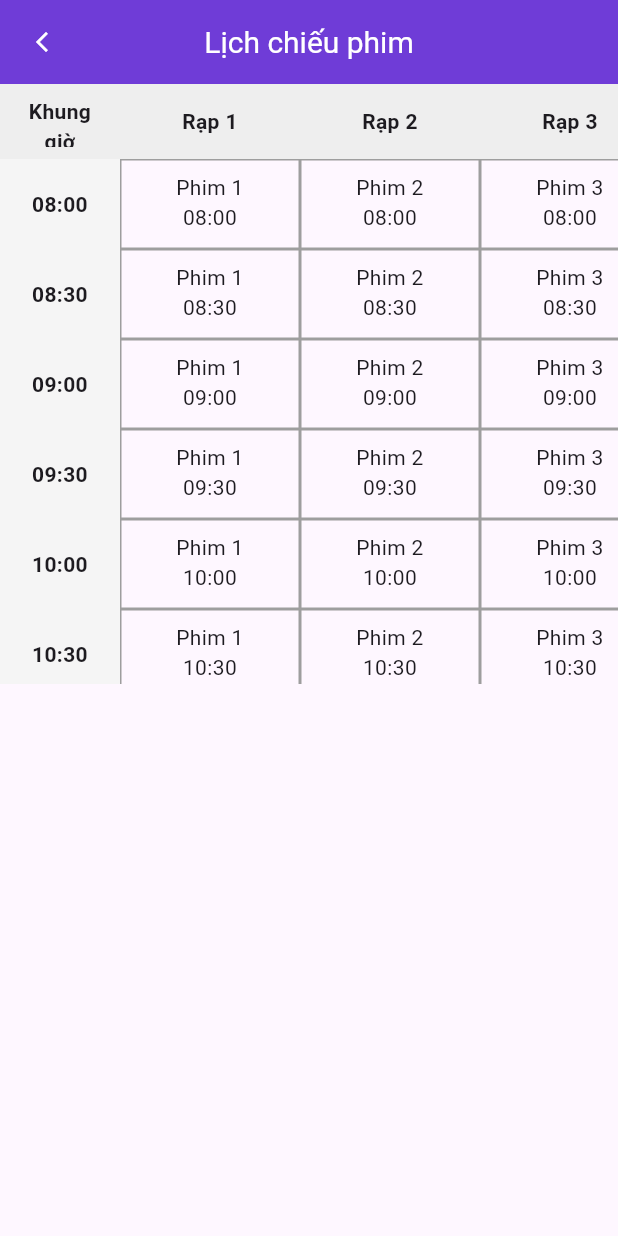
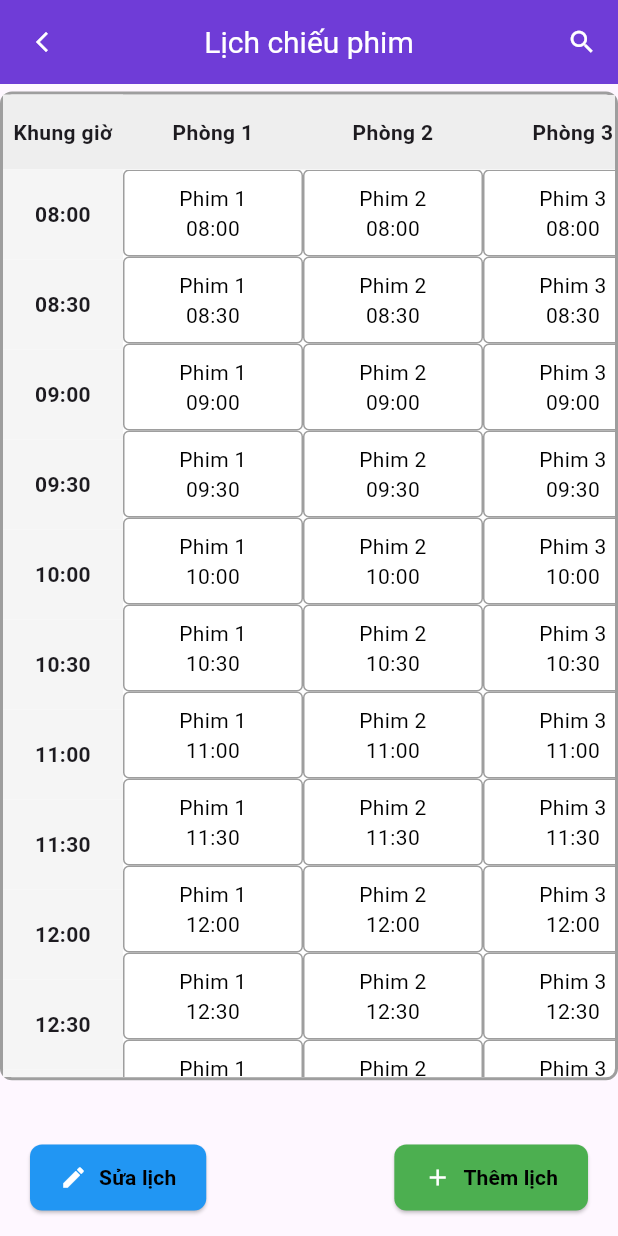
Before and after one commit to Minhduc1122003/APP_MOVIE_TICKET, a Flutter app: the ShowtimeManagerPage screen opened directly, on a phone screen of 412 x 824 dp. Run offline on Flutter 3.47's test engine with Material 3 defaults, Android fonts, the phone set to English and light mode, and no system bars; our stand-ins replace auto_size_text, bloc, curved_navigation_bar, diacritic, equatable, firebase_auth and 7 more; missing offline and left inert: network_info_plus, throttling; accounts and stored records are empty; network calls fail.

Commit message:
update file showtime-manager TA 6.42 11/10

```diff
--- a/lib/auth/api_service.dart
+++ b/lib/auth/api_service.dart
@@ -23,7 +23,7 @@ class ApiService {
 
     // wifi cf24/24
 
-    baseUrl = 'http://192.168.10.31:8081';
+    baseUrl = 'http://192.168.1.152:8081';
   }
 
   late Response response;
--- a/lib/pages/manager_page/showtime_manager_page/showtime_manager_page.dart
+++ b/lib/pages/manager_page/showtime_manager_page/showtime_manager_page.dart
@@ -9,29 +9,67 @@ class ShowtimeManagerPage extends StatefulWidget {
 
 class _ShowtimeManagerPageState extends State<ShowtimeManagerPage> {
   final List<String> cinemas = [
-    'Rạp 1',
-    'Rạp 2',
-    'Rạp 3',
-    'Rạp 4',
-    'Rạp 5',
-    'Rạp 6'
+    'Phòng 1',
+    'Phòng 2',
+    'Phòng 3',
+    'Phòng 4',
+    'Phòng 5',
+    'Phòng 6'
   ];
   final List<String> timeSlots = [];
   final List<List<String>> showtimes = [];
-  final ScrollController _verticalController = ScrollController();
-  final ScrollController _horizontalController = ScrollController();
+  final ScrollController _verticalController1 = ScrollController();
+  final ScrollController _verticalController2 = ScrollController();
+  final ScrollController _headerHorizontalController = ScrollController();
+  final ScrollController _showtimeHorizontalController = ScrollController();
+
+  bool isSearching = false;
+  TextEditingController _searchController = TextEditingController();
+  FocusNode _focusNode = FocusNode();
+  String _searchTerm = '';
 
   @override
   void initState() {
     super.initState();
     _initializeTimeSlots();
     _initializeShowtimes();
+
+    // Vertical scroll synchronization
+    _verticalController1.addListener(() {
+      if (_verticalController2.hasClients) {
+        _verticalController2.jumpTo(_verticalController1.offset);
+      }
+    });
+    _verticalController2.addListener(() {
+      if (_verticalController1.hasClients) {
+        _verticalController1.jumpTo(_verticalController2.offset);
+      }
+    });
+
+    // Horizontal scroll synchronization
+    _headerHorizontalController.addListener(() {
+      if (_showtimeHorizontalController.hasClients) {
+        _showtimeHorizontalController
+            .jumpTo(_headerHorizontalController.offset);
+      }
+    });
+
+    _showtimeHorizontalController.addListener(() {
+      if (_headerHorizontalController.hasClients) {
+        _headerHorizontalController
+            .jumpTo(_showtimeHorizontalController.offset);
+      }
+    });
   }
 
   @override
   void dispose() {
-    _verticalController.dispose();
-    _horizontalController.dispose();
+    _verticalController1.dispose();
+    _verticalController2.dispose();
+    _headerHorizontalController.dispose();
+    _showtimeHorizontalController.dispose();
+    _searchController.dispose();
+    _focusNode.dispose();
     super.dispose();
   }
 
@@ -55,6 +93,24 @@ class _ShowtimeManagerPageState extends State<ShowtimeManagerPage> {
     }
   }
 
+  void _onSearchChanged(String value) {
+    setState(() {
+      _searchTerm = value.toLowerCase(); // Store the search term in lower case
+    });
+  }
+
+  List<List<String>> _filteredShowtimes() {
+    if (_searchTerm.isEmpty) {
+      return showtimes;
+    } else {
+      return showtimes.map((row) {
+        return row.where((showtime) {
+          return showtime.toLowerCase().contains(_searchTerm);
+        }).toList();
+      }).toList();
+    }
+  }
+
   @override
   Widget build(BuildContext context) {
     return Scaffold(
@@ -70,20 +126,88 @@ class _ShowtimeManagerPageState extends State<ShowtimeManagerPage> {
             Navigator.of(context).pop();
           },
         ),
-        title: const Text(
+        title: AnimatedSwitcher(
+          duration: const Duration(milliseconds: 300),
+          transitionBuilder: (Widget child, Animation<double> animation) {
+            return FadeTransition(
+              opacity: animation,
+              child: SizeTransition(
+                sizeFactor: animation,
+                axis: Axis.horizontal,
+                child: child,
+              ),
+            );
+          },
+          child: isSearching || _searchController.text.isNotEmpty
+              ? TextField(
+                  controller: _searchController,
+                  focusNode: _focusNode,
+                  autofocus: true,
+                  onChanged: _onSearchChanged,
+                  decoration: InputDecoration(
+                    hintText: 'Tìm kiếm lịch chiếu...',
+                    hintStyle: TextStyle(color: Colors.grey),
+                    border: OutlineInputBorder(
+                      borderRadius: BorderRadius.circular(20.0),
+                    ),
+                    filled: true,
+                    fillColor: Colors.white,
+                  ),
+                  style: const TextStyle(color: Colors.black),
+                )
+              : const Text(
                   'Lịch chiếu phim',
                   style: TextStyle(color: Colors.white, fontSize: 20),
                 ),
+        ),
         centerTitle: true,
+        actions: [
+          IconButton(
+            icon: const Icon(Icons.search, color: Colors.white, size: 20),
+            onPressed: () {
+              setState(() {
+                if (isSearching || _searchController.text.isNotEmpty) {
+                  _searchController.clear();
+                  _searchTerm = ''; // Clear search term
+                  isSearching = false;
+                } else {
+                  isSearching = true;
+                }
+              });
+            },
           ),
-      body: SafeArea(
-        child: Container(
-          height: 400,
+        ],
+      ),
+      body: Stack(
+        children: [
+          SafeArea(
+            child: Padding(
+              padding: const EdgeInsets.fromLTRB(0, 5, 0, 0),
+              child: Column(
+                children: [
+                  Container(
+                    height: MediaQuery.of(context).size.height *
+                        (2.4 / 3), // Adjust height
+                    decoration: BoxDecoration(
+                      color: Colors.white,
+                      border: Border.all(
+                        color: Colors.grey,
+                        width: 2,
+                      ),
+                      borderRadius: BorderRadius.circular(8),
+                    ),
                     child: Column(
                       children: [
                         SizedBox(
                           height: 50,
+                          child: Row(
+                            children: [
+                              _buildTimeSlotHeader(),
+                              Expanded(
                                 child: _buildHeaderRow(),
+                              ),
+                            ],
+                          ),
                         ),
                         Expanded(
                           child: Row(
@@ -101,6 +225,60 @@ class _ShowtimeManagerPageState extends State<ShowtimeManagerPage> {
                       ],
                     ),
                   ),
+                ],
+              ),
+            ),
+          ),
+          Row(
+            mainAxisAlignment: MainAxisAlignment.spaceBetween,
+            children: [
+              _buildButton('Sửa lịch', Icons.edit, Colors.blue),
+              _buildButton('Thêm lịch', Icons.add, Colors.green),
+            ],
+          ),
+        ],
+      ),
+    );
+  }
+
+  Widget _buildButton(String label, IconData icon, Color color) {
+    return Align(
+      alignment: Alignment.bottomCenter,
+      child: Padding(
+        padding: const EdgeInsets.only(bottom: 15.0, left: 20, right: 20),
+        child: ElevatedButton.icon(
+          onPressed: () {},
+          icon: Icon(icon, color: Colors.white),
+          label: Text(
+            label,
+            style: TextStyle(
+              color: Colors.black,
+              fontWeight: FontWeight.bold,
+            ),
+          ),
+          style: ElevatedButton.styleFrom(
+            padding: EdgeInsets.symmetric(horizontal: 20, vertical: 12),
+            backgroundColor: color,
+            shape: RoundedRectangleBorder(
+              borderRadius: BorderRadius.circular(8),
+            ),
+          ),
+        ),
+      ),
+    );
+  }
+
+  // Fixed header for time slots
+  Widget _buildTimeSlotHeader() {
+    return Container(
+      width: 80,
+      color: Colors.grey[200],
+      padding: const EdgeInsets.all(6.0),
+      alignment: Alignment.center,
+      child: const Text(
+        'Khung giờ',
+        style: TextStyle(fontWeight: FontWeight.bold),
+        textAlign: TextAlign.center,
       ),
     );
   }
@@ -108,21 +286,9 @@ class _ShowtimeManagerPageState extends State<ShowtimeManagerPage> {
   Widget _buildHeaderRow() {
     return SingleChildScrollView(
       scrollDirection: Axis.horizontal,
-      controller: _horizontalController,
+      controller: _headerHorizontalController,
       child: Row(
-        children: [
-          Container(
-            width: 80,
-            color: Colors.grey[200],
-            padding: const EdgeInsets.all(8.0),
-            alignment: Alignment.center,
-            child: const Text(
-              'Khung giờ',
-              style: TextStyle(fontWeight: FontWeight.bold),
-              textAlign: TextAlign.center,
-            ),
-          ),
-          ...cinemas.map((cinema) {
+        children: cinemas.map((cinema) {
           return Container(
             width: 120,
             color: Colors.grey[200],
@@ -135,14 +301,13 @@ class _ShowtimeManagerPageState extends State<ShowtimeManagerPage> {
             ),
           );
         }).toList(),
-        ],
       ),
     );
   }
 
   Widget _buildTimeColumn() {
     return SingleChildScrollView(
-      controller: _verticalController,
+      controller: _verticalController1,
       child: Column(
         children: timeSlots.map((timeSlot) {
           return Container(
@@ -163,29 +328,29 @@ class _ShowtimeManagerPageState extends State<ShowtimeManagerPage> {
 
   Widget _buildShowtimeGrid() {
     return SingleChildScrollView(
+      controller: _showtimeHorizontalController,
       scrollDirection: Axis.horizontal,
-      controller: _horizontalController,
       child: SingleChildScrollView(
-        controller: _verticalController,
+        controller: _verticalController2,
         child: Column(
-          children: List.generate(timeSlots.length, (rowIndex) {
+          children: _filteredShowtimes().map((row) {
             return Row(
-              children: List.generate(cinemas.length, (colIndex) {
+              children: row.map((showtime) {
                 return Container(
                   width: 120,
-                  height: 60,
                   padding: const EdgeInsets.all(8.0),
+                  alignment: Alignment.center,
+                  child: Text(showtime,
+                      textAlign: TextAlign.center,
+                      style: const TextStyle(color: Colors.black)),
                   decoration: BoxDecoration(
                     border: Border.all(color: Colors.grey),
-                  ),
-                  child: Text(
-                    showtimes[rowIndex][colIndex],
-                    textAlign: TextAlign.center,
+                    borderRadius: BorderRadius.circular(4),
                   ),
                 );
-              }),
+              }).toList(),
             );
-          }),
+          }).toList(),
         ),
       ),
     );
```
Lines whose indentation alone changed are shown as unchanged.
